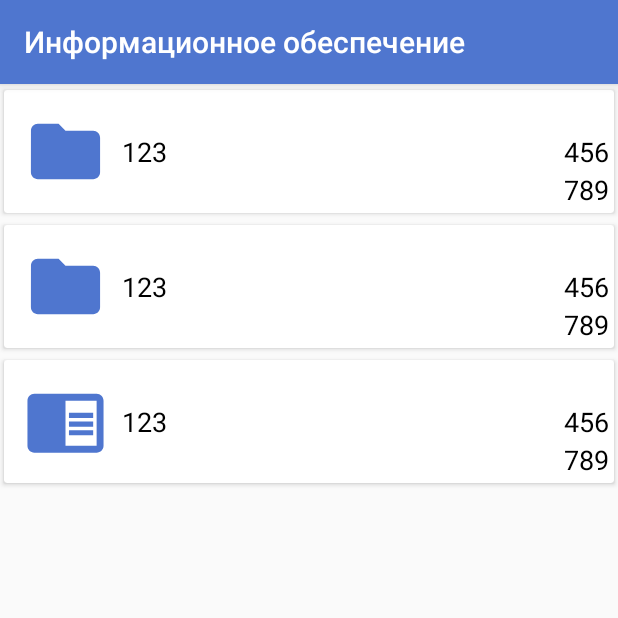
After one commit to Sertarus/InformationSupport, an Android app: the MainActivity screen opened directly, with no data from a screen before it, on a phone screen of 412 x 824 dp, the top half of it. The commit adds this screen. Run offline under Robolectric (Android 15) with nearby library versions, the phone set to English and light mode, and no system bars.

Commit message:
Added main activity, model and adapter for RV

```diff
--- a/app/build.gradle
+++ b/app/build.gradle
@@ -35,5 +35,6 @@ dependencies {
     androidTestImplementation 'androidx.test.ext:junit:1.1.2'
     androidTestImplementation 'androidx.test.espresso:espresso-core:3.3.0'
     implementation "androidx.recyclerview:recyclerview:1.1.0"
-    implementation 'com.google.android.material:material:1.0.0-beta01'
+    implementation 'com.google.android.material:material:1.3.0-rc01'
+    implementation 'com.squareup.picasso:picasso:2.71828'
 }
--- a/app/src/main/AndroidManifest.xml
+++ b/app/src/main/AndroidManifest.xml
@@ -9,7 +9,9 @@
         android:roundIcon="@mipmap/ic_launcher_round"
         android:supportsRtl="true"
         android:theme="@style/AppTheme">
-        <activity android:name=".LoginActivity"
+        <activity android:name=".MainActivity"></activity>
+        <activity
+            android:name=".LoginActivity"
             android:windowSoftInputMode="stateHidden">
             <intent-filter>
                 <action android:name="android.intent.action.MAIN" />
--- a/app/src/main/java/com/application/informationsupport/LoginActivity.kt
+++ b/app/src/main/java/com/application/informationsupport/LoginActivity.kt
@@ -1,12 +1,19 @@
 package com.application.informationsupport
 
+import android.content.Intent
 import androidx.appcompat.app.AppCompatActivity
 import android.os.Bundle
+import android.widget.Button
 
 class LoginActivity : AppCompatActivity() {
+    protected lateinit var logButton: Button
 
     override fun onCreate(savedInstanceState: Bundle?) {
         super.onCreate(savedInstanceState)
         setContentView(R.layout.activity_login)
+        logButton = findViewById(R.id.logButton)
+        logButton.setOnClickListener {
+            startActivity(Intent(this, MainActivity::class.java))
+        }
     }
 }
--- /dev/null
+++ b/app/src/main/java/com/application/informationsupport/MainActivity.kt
@@ -0,0 +1,27 @@
+package com.application.informationsupport
+
+import androidx.appcompat.app.AppCompatActivity
+import android.os.Bundle
+import androidx.recyclerview.widget.LinearLayoutManager
+import androidx.recyclerview.widget.RecyclerView
+import com.application.informationsupport.adapters.ObjectListAdapter
+import com.application.informationsupport.models.ModelObjectList
+
+class MainActivity : AppCompatActivity() {
+
+    override fun onCreate(savedInstanceState: Bundle?) {
+        super.onCreate(savedInstanceState)
+        setContentView(R.layout.activity_main)
+        val testData = mutableListOf(
+            ModelObjectList("123", "456", "789", true),
+            ModelObjectList("123", "456", "789", true),
+            ModelObjectList("123", "456", "789", false)
+        )
+
+        val adapter = ObjectListAdapter(this, testData)
+        val recyclerView = findViewById<RecyclerView>(R.id.dataRecyclerView)
+        recyclerView.setHasFixedSize(true)
+        recyclerView.layoutManager = LinearLayoutManager(this)
+        recyclerView.adapter = adapter
+    }
+}
--- /dev/null
+++ b/app/src/main/java/com/application/informationsupport/adapters/ObjectListAdapter.kt
@@ -0,0 +1,49 @@
+package com.application.informationsupport.adapters
+
+import android.content.Context
+import android.view.LayoutInflater
+import android.view.View
+import android.view.ViewGroup
+import android.widget.ImageView
+import android.widget.TextView
+import androidx.recyclerview.widget.RecyclerView
+import com.application.informationsupport.R
+import com.application.informationsupport.models.ModelObjectList
+
+class ObjectListAdapter (val context: Context, val objectList: MutableList<ModelObjectList>) :
+    RecyclerView.Adapter<ObjectListAdapter.MyHolder>() {
+
+    class MyHolder (itemView: View) : RecyclerView.ViewHolder(itemView) {
+        var typeIV: ImageView = itemView.findViewById(R.id.imageView)
+        var nameTV: TextView = itemView.findViewById(R.id.nameTV)
+        var creatorTV: TextView = itemView.findViewById(R.id.creatorTV)
+        var dateTV: TextView = itemView.findViewById(R.id.dateTV)
+    }
+
+    override fun onCreateViewHolder(parent: ViewGroup, viewType: Int): MyHolder {
+        val view = LayoutInflater.from(context).inflate(R.layout.row_data_object, parent, false)
+        return MyHolder(view)
+    }
+
+    override fun getItemCount(): Int {
+        return objectList.size
+    }
+
+    override fun onBindViewHolder(holder: MyHolder, position: Int) {
+        val name = objectList[position].name
+        val creator = objectList[position].creator
+        val date = objectList[position].date
+        val isFolder = objectList[position].isFolder
+
+        holder.nameTV.text = name
+        holder.creatorTV.text = creator
+        holder.dateTV.text = date
+        if (isFolder) holder.typeIV.setImageResource(R.drawable.ic_folder)
+
+        holder.itemView.setOnClickListener {
+            TODO()
+        }
+    }
+
+
+}
--- /dev/null
+++ b/app/src/main/java/com/application/informationsupport/models/ModelObjectList.kt
@@ -0,0 +1,6 @@
+package com.application.informationsupport.models
+
+data class ModelObjectList (
+    var name: String = "", var creator: String = "", var date: String = "",
+    var isFolder: Boolean = false
+)
--- /dev/null
+++ b/app/src/main/res/drawable/ic_folder.xml
@@ -0,0 +1,5 @@
+<vector android:height="55dp" android:tint="#4F76CF"
+    android:viewportHeight="24.0" android:viewportWidth="24.0"
+    android:width="55dp" xmlns:android="http://schemas.android.com/apk/res/android">
+    <path android:fillColor="#FF000000" android:pathData="M10,4H4c-1.1,0 -1.99,0.9 -1.99,2L2,18c0,1.1 0.9,2 2,2h16c1.1,0 2,-0.9 2,-2V8c0,-1.1 -0.9,-2 -2,-2h-8l-2,-2z"/>
+</vector>
--- /dev/null
+++ b/app/src/main/res/drawable/ic_object.xml
@@ -0,0 +1,5 @@
+<vector android:height="55dp" android:tint="#4F76CF"
+    android:viewportHeight="24.0" android:viewportWidth="24.0"
+    android:width="55dp" xmlns:android="http://schemas.android.com/apk/res/android">
+    <path android:fillColor="#FF000000" android:pathData="M13,12h7v1.5h-7zM13,9.5h7L20,11h-7zM13,14.5h7L20,16h-7zM21,4L3,4c-1.1,0 -2,0.9 -2,2v13c0,1.1 0.9,2 2,2h18c1.1,0 2,-0.9 2,-2L23,6c0,-1.1 -0.9,-2 -2,-2zM21,19h-9L12,6h9v13z"/>
+</vector>
--- /dev/null
+++ b/app/src/main/res/layout/activity_main.xml
@@ -0,0 +1,14 @@
+<?xml version="1.0" encoding="utf-8"?>
+<androidx.constraintlayout.widget.ConstraintLayout xmlns:android="http://schemas.android.com/apk/res/android"
+    xmlns:app="http://schemas.android.com/apk/res-auto"
+    xmlns:tools="http://schemas.android.com/tools"
+    android:layout_width="match_parent"
+    android:layout_height="match_parent"
+    tools:context=".MainActivity">
+
+    <androidx.recyclerview.widget.RecyclerView
+        android:layout_width="match_parent"
+        android:layout_height="match_parent"
+        android:id="@+id/dataRecyclerView"/>
+
+</androidx.constraintlayout.widget.ConstraintLayout>
--- /dev/null
+++ b/app/src/main/res/layout/row_data_object.xml
@@ -0,0 +1,57 @@
+<?xml version="1.0" encoding="utf-8"?>
+<androidx.cardview.widget.CardView xmlns:android="http://schemas.android.com/apk/res/android"
+    android:layout_width="match_parent"
+    android:layout_height="wrap_content"
+    xmlns:app="http://schemas.android.com/apk/res-auto"
+    app:cardUseCompatPadding="true"
+    app:cardCornerRadius="2dp"
+    app:cardElevation="2dp"
+    app:cardBackgroundColor="@color/white"
+    app:contentPadding="3dp"
+    >
+
+    <LinearLayout
+        android:layout_width="wrap_content"
+        android:layout_height="wrap_content"
+        android:orientation="horizontal">
+
+        <androidx.appcompat.widget.AppCompatImageView
+            android:layout_width="wrap_content"
+            android:layout_height="wrap_content"
+            android:adjustViewBounds="true"
+            android:padding="10dp"
+            android:src="@drawable/ic_object"
+            android:scaleType="fitCenter"
+            android:id="@+id/imageView"/>
+
+            <TextView
+                android:id="@+id/nameTV"
+                android:layout_width="match_parent"
+                android:layout_height="wrap_content"
+                android:text="Название"
+                android:textSize="18sp"
+                android:textColor="@color/black"
+                android:layout_gravity="center_vertical"/>
+
+    </LinearLayout>
+
+    <TextView
+        android:id="@+id/creatorTV"
+        android:layout_width="match_parent"
+        android:layout_height="wrap_content"
+        android:text="Автор"
+        android:textColor="@color/black"
+        android:gravity="end"
+        android:layout_gravity="center_vertical"
+        android:textSize="18sp"/>
+
+    <TextView
+        android:id="@+id/dateTV"
+        android:layout_width="match_parent"
+        android:layout_height="wrap_content"
+        android:text="Дата"
+        android:textColor="@color/black"
+        android:gravity="end"
+        android:layout_gravity="bottom"
+        android:textSize="18sp"/>
+</androidx.cardview.widget.CardView>
--- a/app/src/main/res/values/colors.xml
+++ b/app/src/main/res/values/colors.xml
@@ -3,4 +3,6 @@
     <color name="colorPrimary">#4F76CF</color>
     <color name="colorPrimaryDark">#3D5B9E</color>
     <color name="colorAccent">#5886EC</color>
+    <color name="white">#FFFFFFFF</color>
+    <color name="black">#FF000000</color>
 </resources>
```
